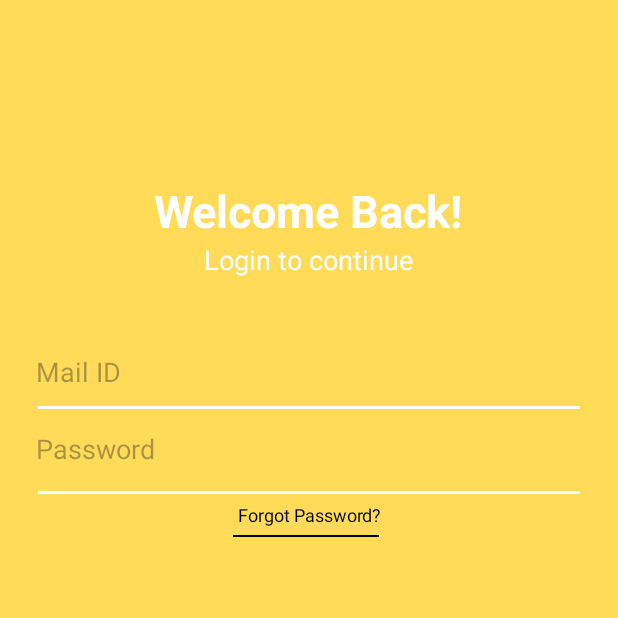
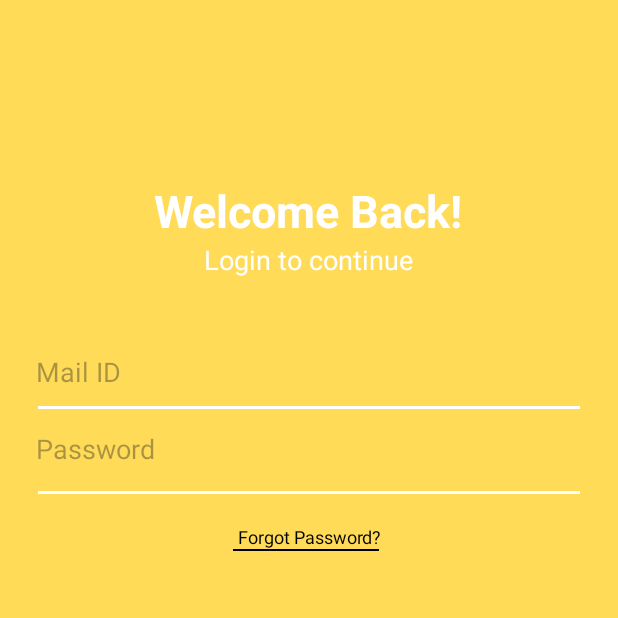
Before and after one commit to Cybertron-Ant/Login_Signup_Page, an Android app: the screen it shows after launch (MainActivity), on a phone screen of 412 x 824 dp, the top half of it. Run offline under Robolectric (Android 15) with nearby library versions, the phone set to English and light mode, and no system bars.

Commit message:
added 20 margin-top to "forgot password"

```diff
--- a/app/src/main/res/layout/activity_main.xml
+++ b/app/src/main/res/layout/activity_main.xml
@@ -82,15 +82,14 @@
         android:textSize="12dp"
         android:gravity="center"
         android:textColor="#000000"
-        android:layout_marginTop="5dp"
+        android:layout_marginTop="20dp"
         android:layout_gravity="center"/> <!-- end Forgot Password-->
 
     <View
         android:layout_width="match_parent"
         android:layout_height="1dp"
         android:background="#000000"
-        android:layout_marginTop="5dp"
-        android:layout_marginBottom="10dp"
+        android:layout_marginTop="0dp"
         android:layout_marginLeft="155dp"
         android:layout_marginRight="159dp"/> <!-- end Black underline -->
 
```
